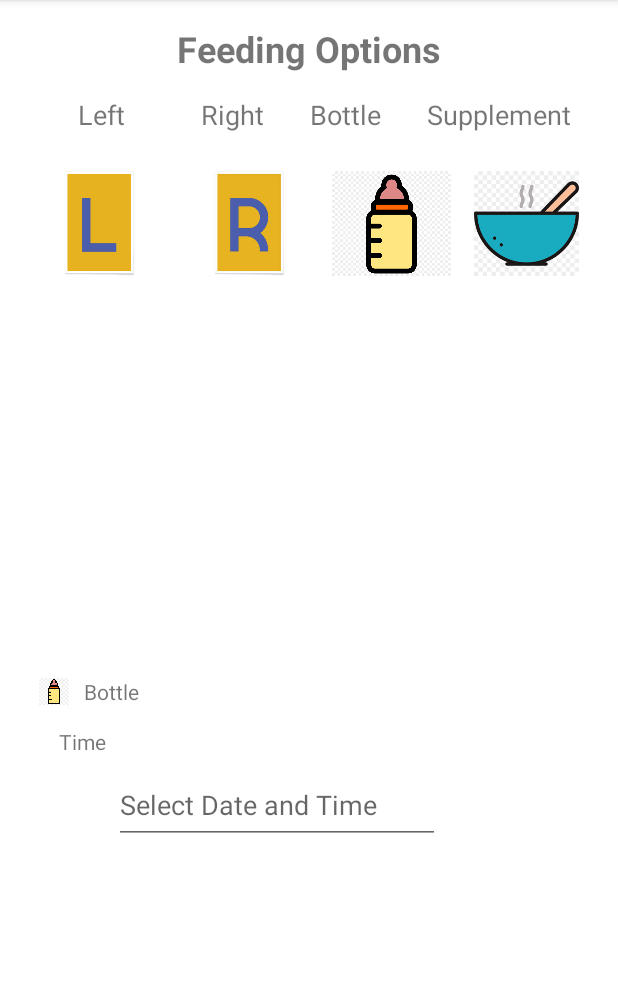
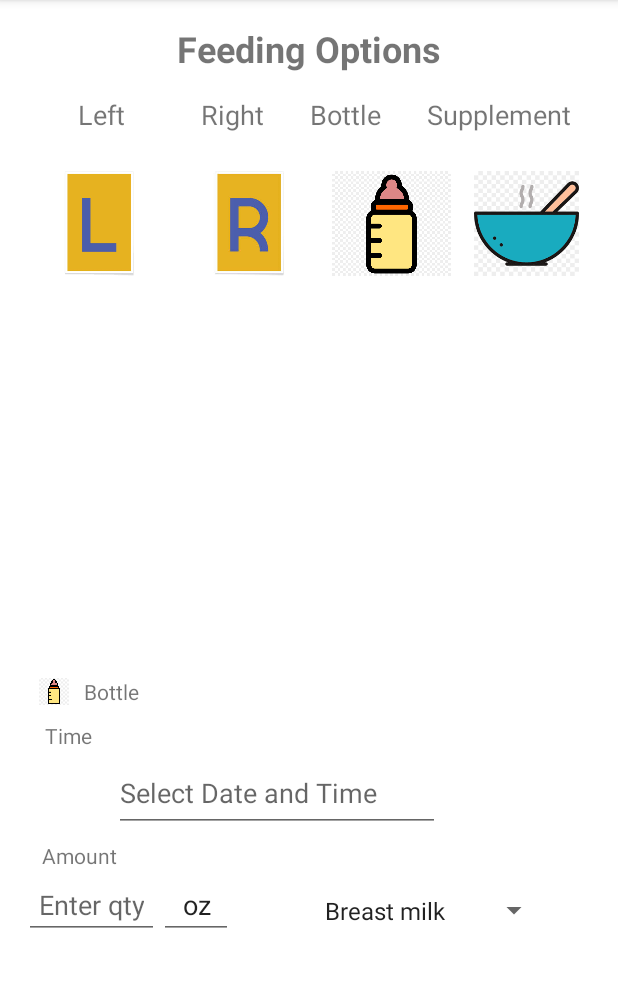
Before and after one commit to GeMath18/Baby_Manager, an Android app: the fragment FormulafeedingFragment placed in its activity, on a phone screen of 412 x 824 dp, the part 84-1071 px from its top. Run offline under Robolectric (Android 15) with nearby library versions, the phone set to English and light mode, and no system bars.

Commit message:
added amount option and spinner for bottle selection

```diff
--- a/app/src/main/java/com/example/babymanager/FormulafeedingFragment.java
+++ b/app/src/main/java/com/example/babymanager/FormulafeedingFragment.java
@@ -2,19 +2,19 @@ package com.example.babymanager;
 
 import android.app.DatePickerDialog;
 import android.app.TimePickerDialog;
-import android.content.Context;
 import android.os.Bundle;
 
-import androidx.fragment.app.DialogFragment;
 import androidx.fragment.app.Fragment;
 
 import android.text.InputType;
 import android.view.LayoutInflater;
 import android.view.View;
 import android.view.ViewGroup;
+import android.widget.AdapterView;
+import android.widget.ArrayAdapter;
 import android.widget.DatePicker;
 import android.widget.EditText;
-import android.widget.ListView;
+import android.widget.Spinner;
 import android.widget.TimePicker;
 
 import java.text.SimpleDateFormat;
@@ -41,7 +41,7 @@ public class FormulafeedingFragment extends Fragment {
         View view = inflater.inflate(R.layout.fragment_formulafeeding, container, false);
 
         //date-time picker text label
-        EditText date_time_in = (EditText) view.findViewById(R.id.date_time_label);
+        EditText date_time_in = (EditText) view.findViewById(R.id.datetime_label);
         date_time_in.setInputType(InputType.TYPE_NULL);
 
         date_time_in.setOnClickListener(new View.OnClickListener() {
@@ -51,6 +51,20 @@ public class FormulafeedingFragment extends Fragment {
             }
 
         });
+
+        //To Add Bottle options Spinner
+        Spinner spinner = (Spinner) view.findViewById(R.id.bottle_spinner);
+//        if (spinner != null) {
+//            spinner.setOnItemSelectedListener((AdapterView.OnItemSelectedListener) getActivity());
+//        }
+        ArrayAdapter<CharSequence> adapter = ArrayAdapter.createFromResource(getContext(),
+                R.array.bottle_type_array, android.R.layout.simple_spinner_item);
+        adapter.setDropDownViewResource
+                (android.R.layout.simple_spinner_dropdown_item);
+// Apply the adapter to the spinner.
+        if (spinner != null) {
+            spinner.setAdapter(adapter);
+        }
 
 
         return view;
--- a/app/src/main/res/layout/fragment_formulafeeding.xml
+++ b/app/src/main/res/layout/fragment_formulafeeding.xml
@@ -31,15 +31,15 @@
 
         <TextView
             android:id="@+id/time_label"
-            android:layout_width="78dp"
-            android:layout_height="33dp"
+            android:layout_width="59dp"
+            android:layout_height="25dp"
             android:gravity="center"
             android:text="@string/time_label"
             app:layout_constraintStart_toStartOf="parent"
             app:layout_constraintTop_toBottomOf="@+id/imageView" />
 
         <EditText
-            android:id="@+id/date_time_label"
+            android:id="@+id/datetime_label"
             android:layout_width="217dp"
             android:layout_height="51dp"
             android:hint="@string/select_date_and_time_text"
@@ -49,7 +49,50 @@
             app:layout_constraintHorizontal_bias="0.361"
             app:layout_constraintStart_toStartOf="parent"
             app:layout_constraintTop_toBottomOf="@+id/time_label"
-            app:layout_constraintVertical_bias="0.0" />
+            app:layout_constraintVertical_bias="0.0"
+            android:autofillHints="" />
+
+        <TextView
+            android:id="@+id/amount_label"
+            android:layout_width="73dp"
+            android:layout_height="31dp"
+            android:gravity="center"
+            android:text="@string/amount_label_text"
+            app:layout_constraintStart_toStartOf="parent"
+            app:layout_constraintTop_toBottomOf="@+id/datetime_label" />
+
+        <EditText
+            android:id="@+id/amountq_label"
+            android:layout_width="90dp"
+            android:layout_height="40dp"
+            android:autofillHints=""
+            android:hint="@string/enter_qty_text"
+            android:inputType="number"
+            android:paddingHorizontal="10dp"
+            app:layout_constraintStart_toStartOf="parent"
+            app:layout_constraintTop_toBottomOf="@+id/amount_label" />
+
+        <EditText
+            android:id="@+id/oz_label"
+            android:layout_width="49dp"
+            android:layout_height="38dp"
+            android:gravity="center"
+            android:text="@string/oz_text"
+            app:layout_constraintBottom_toBottomOf="@+id/amountq_label"
+            app:layout_constraintStart_toEndOf="@+id/amountq_label" />
+
+        <Spinner
+
+            android:id="@+id/bottle_spinner"
+            android:layout_width="158dp"
+            android:layout_height="31dp"
+            android:spinnerMode="dropdown"
+            app:layout_constraintBottom_toBottomOf="@+id/oz_label"
+            app:layout_constraintEnd_toEndOf="parent"
+            app:layout_constraintHorizontal_bias="0.623"
+            app:layout_constraintStart_toEndOf="@+id/oz_label"
+            app:layout_constraintTop_toTopOf="@+id/oz_label" />
+
 
     </androidx.constraintlayout.widget.ConstraintLayout>
 
--- a/app/src/main/res/values/strings.xml
+++ b/app/src/main/res/values/strings.xml
@@ -25,6 +25,11 @@
         <item>Mom</item>
         <item>Dad</item>
         <item>Relative</item>
+    </string-array>
+
+    <string-array name="bottle_type_array">
+        <item>Breast milk</item>
+        <item>Formula</item>
     </string-array>
     <!-- TODO: Remove or change this placeholder text -->
     <string name="hello_blank_fragment">Hello blank fragment</string>
@@ -60,6 +65,10 @@
     <string name="bottle_corner_icon_text">bottle corner icon</string>
     <string name="time_label">Time</string>
     <string name="select_date_and_time_text">Select Date and Time</string>
+    <string name="amount_label_text">Amount</string>
+    <string name="enter_amount_text">Enter amount</string>
+    <string name="oz_text">oz</string>
+    <string name="enter_qty_text">Enter qty</string>
 
 
 </resources>
```
